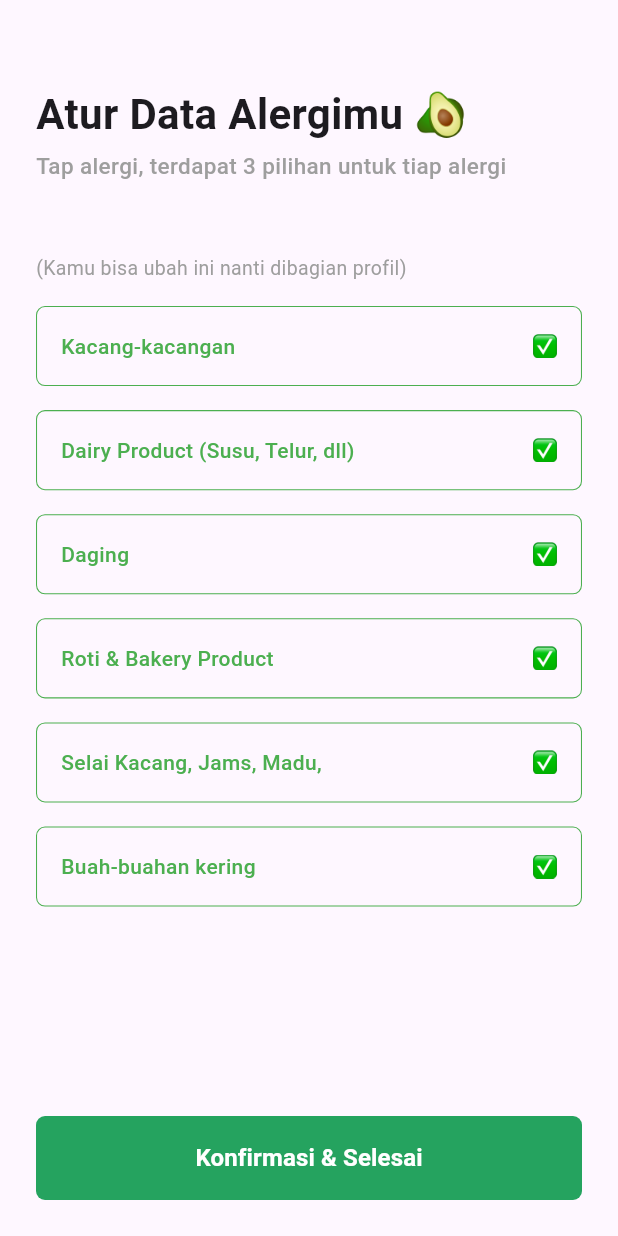
After one commit to emrsyah/NutriScan, a Flutter app: the OnboardingAllergiesPage screen opened by its route, after a tap on "Konfirmasi & Selesai", on a phone screen of 412 x 824 dp. The commit adds this screen. Run offline on Flutter 3.47's test engine with Material 3 defaults, Android fonts, the phone set to English and light mode, and no system bars; our stand-ins replace cloud_firestore, firebase_auth, firebase_core, flutter_riverpod, go_router, hexcolor and 2 more; accounts and stored records are empty; network calls fail.

Commit message:
feat: onboarding allergies finished

```diff
--- a/lib/core/routes/app_router.dart
+++ b/lib/core/routes/app_router.dart
@@ -1,3 +1,4 @@
+import 'package:nutriscan/features/auth/presentation/onboarding_allergies_page.dart';
 import 'package:nutriscan/features/auth/presentation/sign_in_page.dart';
 import 'package:nutriscan/features/auth/presentation/sign_up_page.dart';
 import 'package:nutriscan/features/common/presentation/pages/splash_page.dart';
@@ -25,6 +26,11 @@
       builder: (context, state) => SignUpPage(),
     ),
     GoRoute(
+      name: 'onboarding-allergies',
+      path: '/onboarding-allergies',
+      builder: (context, state) => OnboardingAllergiesPage(),
+    ),
+    GoRoute(
       name: 'home',
       path: '/home',
       builder: (context, state) => HomePage(),
--- a/lib/features/auth/presentation/auth_controller.dart
+++ b/lib/features/auth/presentation/auth_controller.dart
@@ -56,6 +56,29 @@
     }
   }
 
+  Future<void> setAllergies(
+      BuildContext context, List<Map<String, String>> _allergies) async {
+    Map<String, String> transformedData = {};
+    for (var data in _allergies) {
+      transformedData[data['value']!] = data['status']!;
+    }
+    final userRef = FirebaseFirestore.instance
+        .collection("users")
+        .doc("GgcbBubnAjbwRxo7FvriC64Ayld2");
+    try {
+      await userRef.update({"allergies": transformedData});
+    } catch (e) {
+      ScaffoldMessenger.of(context).hideCurrentSnackBar();
+      ScaffoldMessenger.of(context).showSnackBar(
+        SnackBar(
+          behavior: SnackBarBehavior.floating,
+          content: Text(e.toString()),
+          backgroundColor: Colors.red,
+        ),
+      );
+    }
+  }
+
   Future<void> signUp(BuildContext context, String emailParam, String name,
       String password) async {
     try {
@@ -69,15 +92,22 @@
             .set({
           'uid': userCredential.user!.uid,
           'name': name,
-          // 'username': user.username,
-          // 'birth': user.birth,
+          'email': email,
+          'allegies': {
+            "Seafood": "OK",
+            "Milk, Eggs, Other Dairy": "OK",
+            "Meat": "OK",
+            "Nut": "OK",
+            "Bakery/Bread": "OK",
+            "Nut butters, Jams, and Honey": "OK",
+            "Dried Fruits": "OK",
+          }
         });
-        // final users = user.copyWith(uid: userCredential.user!.uid);
         final users =
             Users(uid: userCredential.user!.uid, name: name, email: email);
         state = users;
         if (!mounted) return;
-        context.goNamed("home");
+        context.goNamed("onboarding-allergies");
       }
     } on FirebaseAuthException catch (e) {
       String message = '';
@@ -118,6 +148,48 @@
     state = users;
   }
 
+  Future<void> isUserExist(BuildContext context, String email) async {
+    var checkUsers = await FirebaseFirestore.instance
+        .collection("users")
+        .where("email", isEqualTo: email)
+        .get();
+    print(checkUsers);
+    if (checkUsers.size != 0) {
+      ScaffoldMessenger.of(context).hideCurrentSnackBar();
+      ScaffoldMessenger.of(context).showSnackBar(
+        SnackBar(
+          behavior: SnackBarBehavior.floating,
+          content: Text("Email sudah digunakan"),
+          backgroundColor: Colors.red,
+        ),
+      );
+      // return true;
+    } else {
+      // return false;
+    }
+  }
+
+  Future<void> signOut(BuildContext context) async {
+    try {
+      await FirebaseAuth.instance.signOut();
+      if (!mounted) return;
+      context.goNamed("sign-in");
+    } catch (e) {
+      ScaffoldMessenger.of(context).hideCurrentSnackBar();
+      ScaffoldMessenger.of(context).showSnackBar(
+        SnackBar(
+          behavior: SnackBarBehavior.floating,
+          content: Text(e.toString()),
+          backgroundColor: Colors.red,
+        ),
+      );
+    }
+  }
+
+  // Future<bool> isUserExist({required String email}) async {
+  // await getUsers(uid: uid)
+  // }
+
   Future<String> checkUsers() async {
     final result = FirebaseAuth.instance.currentUser;
     // Logger().i(result);
--- /dev/null
+++ b/lib/features/auth/presentation/onboarding_allergies_page.dart
@@ -0,0 +1,218 @@
+import 'package:cloud_firestore/cloud_firestore.dart';
+import 'package:flutter/material.dart';
+import 'package:flutter_riverpod/flutter_riverpod.dart';
+import 'package:hexcolor/hexcolor.dart';
+import 'package:nutriscan/features/auth/presentation/auth_controller.dart';
+import 'package:nutriscan/theme.dart';
+
+class OnboardingAllergiesPage extends ConsumerStatefulWidget {
+  const OnboardingAllergiesPage({super.key});
+
+  @override
+  ConsumerState<ConsumerStatefulWidget> createState() =>
+      _OnboardingAllergiesPageState();
+}
+
+class _OnboardingAllergiesPageState extends ConsumerState<OnboardingAllergiesPage> {
+  final _data = [
+    {
+      "label": "Kacang-kacangan",
+      "value": "Nut",
+      "status": "OK",
+    },
+    {
+      "label": "Dairy Product (Susu, Telur, dll)",
+      "value": "Milk, Eggs, Other Dairy",
+      "status": "OK",
+    },
+    {
+      "label": "Daging",
+      "value": "Meat",
+      "status": "OK",
+    },
+    {
+      "label": "Roti & Bakery Product",
+      "value": "Bakery/Bread",
+      "status": "OK",
+    },
+    {
+      "label": "Selai Kacang, Jams, Madu, ",
+      "value": "Nut butters, Jams, and Honey",
+      "status": "OK",
+    },
+    {
+      "label": "Buah-buahan kering",
+      "value": "Dried Fruits",
+      "status": "OK",
+    },
+  ];
+
+  @override
+  Widget build(BuildContext context) {
+    return SafeArea(
+      child: Scaffold(
+        body: Padding(
+          padding: const EdgeInsets.all(24),
+          child: Column(
+            crossAxisAlignment: CrossAxisAlignment.start,
+            children: [
+              const SizedBox(
+                height: 32,
+              ),
+              const Text(
+                "Atur Data Alergimu 🥑",
+                style: TextStyle(fontSize: 28, fontWeight: FontWeight.bold),
+              ),
+              const SizedBox(
+                height: 4,
+              ),
+              const Text(
+                "Tap alergi, terdapat 3 pilihan untuk tiap alergi",
+                style: TextStyle(
+                    fontSize: 15,
+                    fontWeight: FontWeight.w500,
+                    color: Colors.grey),
+              ),
+              const SizedBox(
+                height: 48,
+              ),
+              const Text(
+                "(Kamu bisa ubah ini nanti dibagian profil)",
+                style: TextStyle(
+                    fontSize: 13,
+                    fontWeight: FontWeight.w400,
+                    color: Colors.grey),
+              ),
+              const SizedBox(height: 16),
+              Expanded(
+                child: ListView.builder(
+                  shrinkWrap: true,
+                  itemCount: _data.length,
+                  itemBuilder: (context, index) {
+                    return Column(
+                      children: [
+                        AllergiesToggleButton(
+                          label: _data[index]["label"]!,
+                          status: _data[index]["status"]!,
+                          onTap: () {
+                            setState(() {
+                              switch (_data[index]["status"]) {
+                                case 'OK':
+                                  _data[index]["status"] = 'WARN';
+                                  break;
+                                case 'WARN':
+                                  _data[index]["status"] = 'NO';
+                                  break;
+                                case 'NO':
+                                  _data[index]["status"] = 'OK';
+                                  break;
+                                default:
+                                  break;
+                              }
+                            });
+                          },
+                        ),
+                        const SizedBox(
+                          height: 16,
+                        )
+                      ],
+                    );
+                  },
+                ),
+              ),
+              SizedBox(
+                width: double.infinity,
+                height: 56,
+                child: TextButton(
+                  style: OutlinedButton.styleFrom(
+                    backgroundColor: primary,
+                    shape: RoundedRectangleBorder(
+                      borderRadius: BorderRadius.circular(6),
+                    ),
+                  ),
+                  onPressed: () async {
+                    await ref.read(authControllerProvider.notifier).setAllergies(context, _data);
+                  },
+                  child: const Text(
+                    "Konfirmasi & Selesai",
+                    style: TextStyle(
+                        fontWeight: FontWeight.bold,
+                        fontSize: 16,
+                        color: Colors.white),
+                  ),
+                ),
+              )
+            ],
+          ),
+        ),
+      ),
+    );
+  }
+}
+
+class AllergiesToggleButton extends StatelessWidget {
+  const AllergiesToggleButton({
+    super.key,
+    required this.label,
+    required this.status,
+    required this.onTap,
+  });
+
+  final String label;
+  final String status;
+  final VoidCallback onTap;
+
+  @override
+  Widget build(BuildContext context) {
+    Color borderColor;
+    Color textColor;
+    String icon;
+    switch (status) {
+      case 'OK':
+        borderColor = Colors.green;
+        textColor = Colors.green;
+        icon = "assets/image/ok-icon.png";
+        break;
+      case 'WARN':
+        borderColor = HexColor("#FFC107");
+        textColor = HexColor("#FFC107");
+        icon = "assets/image/warn-icon.png";
+        break;
+      case 'NO':
+        borderColor = Colors.red;
+        textColor = Colors.red;
+        icon = "assets/image/no-icon.png";
+        break;
+      default:
+        borderColor = Colors.grey;
+        textColor = Colors.grey;
+        icon = "err";
+        break;
+    }
+
+    return GestureDetector(
+      onTap: onTap,
+      child: Container(
+        padding: const EdgeInsets.symmetric(vertical: 16, horizontal: 16),
+        decoration: BoxDecoration(
+          borderRadius: BorderRadius.circular(6),
+          border: Border.all(width: 0.7, color: borderColor),
+        ),
+        child: Row(
+          mainAxisAlignment: MainAxisAlignment.spaceBetween,
+          children: [
+            Text(
+              label,
+              style: TextStyle(color: textColor, fontWeight: FontWeight.w500),
+            ),
+            Image.asset(icon, height: 16, width: 16,)
+            // Text(
+            //   icon,
+            //   style: TextStyle(color: textColor),
+            // ),
+          ],
+        ),
+      ),
+    );
+  }
+}
--- a/lib/features/auth/presentation/sign_up_page.dart
+++ b/lib/features/auth/presentation/sign_up_page.dart
@@ -38,6 +38,9 @@
                     fontWeight: FontWeight.bold),
               ),
             ),
+            TextButton(onPressed: (){
+                context.pushNamed("onboarding-allergies");
+            }, child: Text("allergies")),
             Expanded(
               child: Align(
                 alignment: Alignment.bottomCenter,
@@ -179,12 +182,11 @@
                                   });
                                   await ref
                                       .read(authControllerProvider.notifier)
-                                      .signUp(context, _emailController.text,
-                                      _nameController.text,
+                                      .signUp(
+                                          context,
+                                          _emailController.text,
+                                          _nameController.text,
                                           _passwordController.text);
-                                  setState(() {
-                                    _isLoading = false;
-                                  });
                                 }
                               },
                               child: Text(
--- a/lib/features/foods/presentation/pages/home/home_page.dart
+++ b/lib/features/foods/presentation/pages/home/home_page.dart
@@ -1,8 +1,7 @@
-import 'dart:developer';
-
 import 'package:flutter/material.dart';
 import 'package:flutter_riverpod/flutter_riverpod.dart';
 import 'package:logger/logger.dart';
+import 'package:nutriscan/features/auth/presentation/auth_controller.dart';
 import 'package:nutriscan/features/foods/presentation/pages/home/home_controller.dart';
 import 'package:nutriscan/features/foods/presentation/pages/home/widget/food_card.dart';
 import 'package:nutriscan/features/foods/presentation/pages/home/widget/home_topbar.dart';
@@ -40,6 +39,11 @@
           child: Column(
             children: [
               HomeTopBar(),
+              TextButton(
+                  onPressed: () {
+                    ref.read(authControllerProvider.notifier).signOut(context);
+                  },
+                  child: Text("Lgout")),
               Container(
                 child: TextField(
                   // onTap: () => {print(_recipes)},
```
Also changed, not shown: assets/image/no-icon.png (added), assets/image/ok-icon.png (added), assets/image/warn-icon.png (added).
